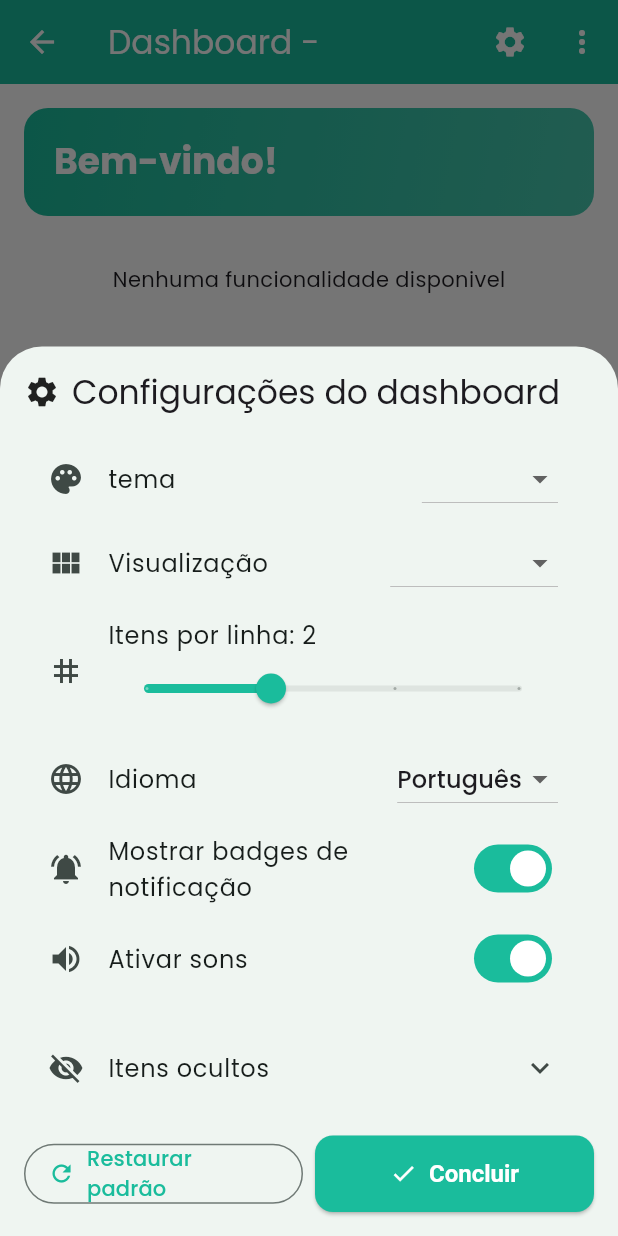
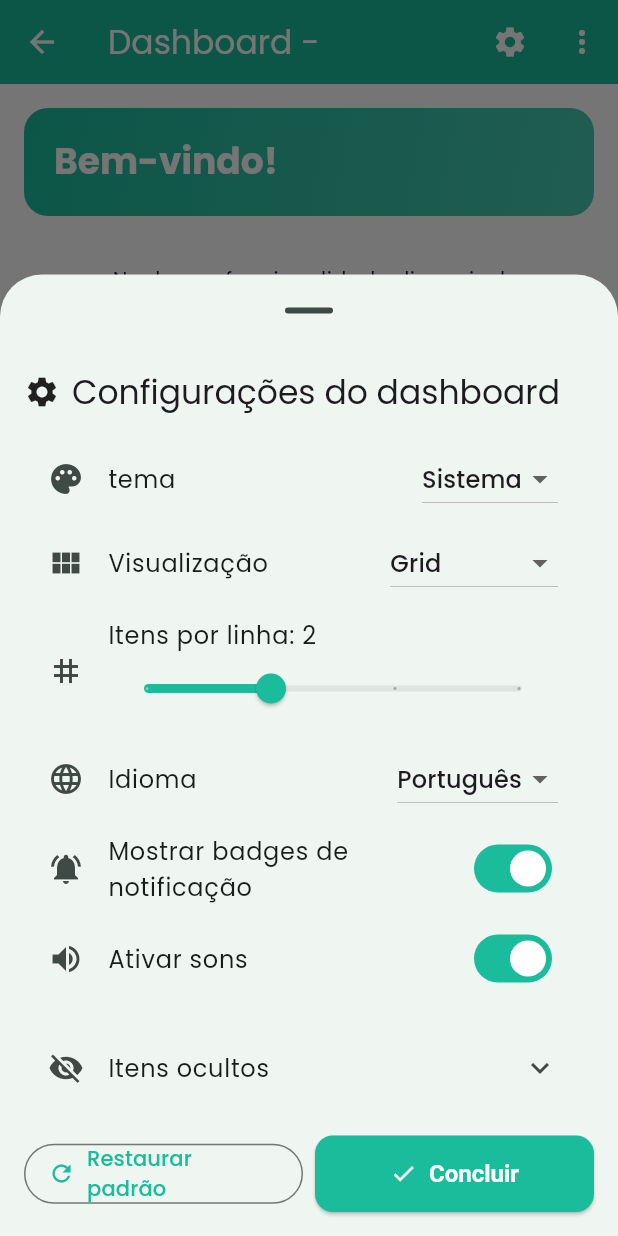
Before and after one commit to gfbsant/condo_connect_app, a Flutter app: the DashboardView screen opened by its route, after a tap on the "settings" icon, on a phone screen of 412 x 824 dp. Run offline on Flutter 3.47's test engine with Material 3 defaults, Android fonts, the phone set to English and light mode, and no system bars; our stand-ins replace flutter_secure_storage, google_fonts, shared_preferences; missing offline and left inert: br_validators; accounts and stored records are empty.

Commit message:
Update user preferences serialization and enhance dashboard settings UI

```diff
--- a/lib/app/data/models/user_preferences.dart
+++ b/lib/app/data/models/user_preferences.dart
@@ -59,13 +59,13 @@ class UserPreferences {
   Map<String, dynamic> toJson() {
     return {
       'userId': userId,
-      'lastUpdated': lastUpdated,
+      'lastUpdated': lastUpdated.toIso8601String(),
       'dashboardOrder': dashboardOrder,
       'themeMode': themeMode.name,
       'language': language,
       'showNotificationBadges': showNotificationBadges,
       'enableSounds': enableSounds,
-      'dashboardViewType': dashboardViewType,
+      'dashboardViewType': dashboardViewType.name,
       'itemsPerRow': itemsPerRow,
       'hiddenItems': hiddenItems,
       'notificationSettings': notificationSettings.toJson()
--- a/lib/app/features/dashboard/view/dashboard_view.dart
+++ b/lib/app/features/dashboard/view/dashboard_view.dart
@@ -40,11 +40,16 @@ class _DashboardViewState extends State<DashboardView> {
             appBar: _buildAppBar(context, viewModel),
             body: SafeArea(
               child: RefreshIndicator(
-                onRefresh: () async {
-                  await viewModel.refresh();
-                },
+                onRefresh: () => viewModel.refresh(),
                 child: SingleChildScrollView(
+                  physics: const AlwaysScrollableScrollPhysics(),
                   padding: const EdgeInsets.all(16),
+                  child: ConstrainedBox(
+                    constraints: BoxConstraints(
+                        minHeight: MediaQuery.of(context).size.height -
+                            MediaQuery.of(context).padding.top -
+                            kToolbarHeight -
+                            32),
                     child: Column(
                       crossAxisAlignment: CrossAxisAlignment.start,
                       children: [
@@ -54,6 +59,7 @@ class _DashboardViewState extends State<DashboardView> {
                         const SizedBox(height: 16),
                         DashboardGrid(viewModel),
                       ],
+                    ),
                   ),
                 ),
               ),
@@ -147,6 +153,8 @@ class _DashboardViewState extends State<DashboardView> {
     showModalBottomSheet(
       context: context,
       isScrollControlled: true,
+      useSafeArea: true,
+      showDragHandle: true,
       builder: (context) =>
           DashboardSettingsBottomSheet(viewModel: _dashboardViewModel),
     );
--- a/lib/app/features/dashboard/viewmodel/dashboard_viewmodel.dart
+++ b/lib/app/features/dashboard/viewmodel/dashboard_viewmodel.dart
@@ -136,6 +136,7 @@ class DashboardViewModel extends ChangeNotifier {
   Future<void> updateDashboardViewType(DashboardViewType viewType) async {
     await _updatePreference(
         (prefs) => prefs.copyWith(dashboardViewType: viewType));
+    notifyListeners();
   }
 
   Future<void> updateItemsPerRow(int items) async {
--- a/lib/app/features/dashboard/widgets/dashboard_settings_bottom_sheet.dart
+++ b/lib/app/features/dashboard/widgets/dashboard_settings_bottom_sheet.dart
@@ -9,6 +9,9 @@ class DashboardSettingsBottomSheet extends StatelessWidget {
 
   @override
   Widget build(BuildContext context) {
+    return ListenableBuilder(
+      listenable: viewModel,
+      builder: (context, child) {
         return SafeArea(
           child: Container(
             padding: const EdgeInsets.all(16),
@@ -32,6 +35,8 @@ class DashboardSettingsBottomSheet extends StatelessWidget {
               ],
             ),
           ),
+        );
+      },
     );
   }
 
@@ -59,6 +64,7 @@ class DashboardSettingsBottomSheet extends StatelessWidget {
       leading: const Icon(Icons.palette),
       title: const Text('tema'),
       trailing: DropdownButton<ThemeMode>(
+          value: viewModel.themeMode,
           onChanged: (mode) {
             if (mode != null) {
               viewModel.updateThemeMode(mode);
@@ -77,6 +83,7 @@ class DashboardSettingsBottomSheet extends StatelessWidget {
       leading: const Icon(Icons.view_module),
       title: Text('Visualização'),
       trailing: DropdownButton<DashboardViewType>(
+          value: viewModel.dashboardViewType,
           onChanged: (type) {
             if (type != null) {
               viewModel.updateDashboardViewType(type);
```
Lines whose indentation alone changed are shown as unchanged.
